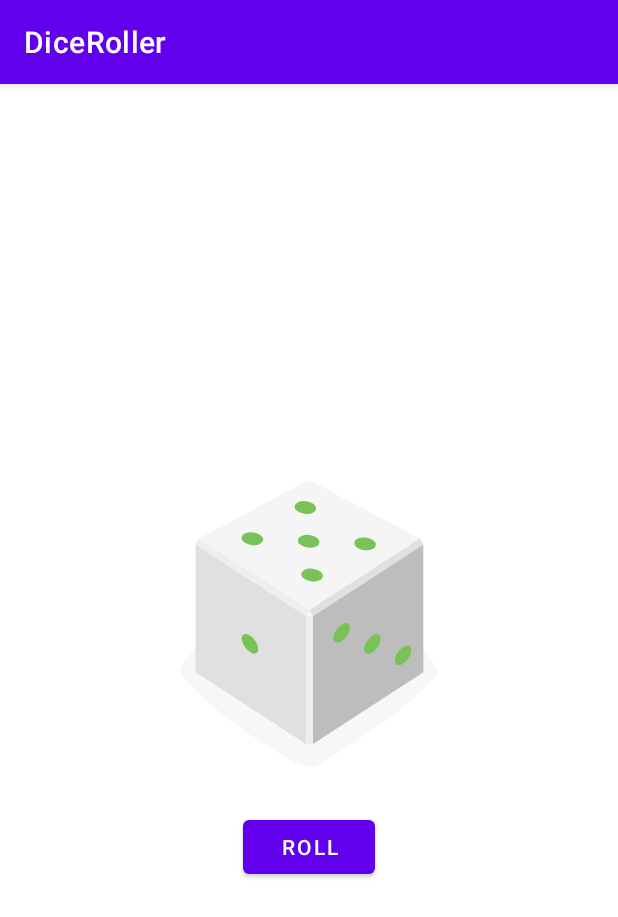
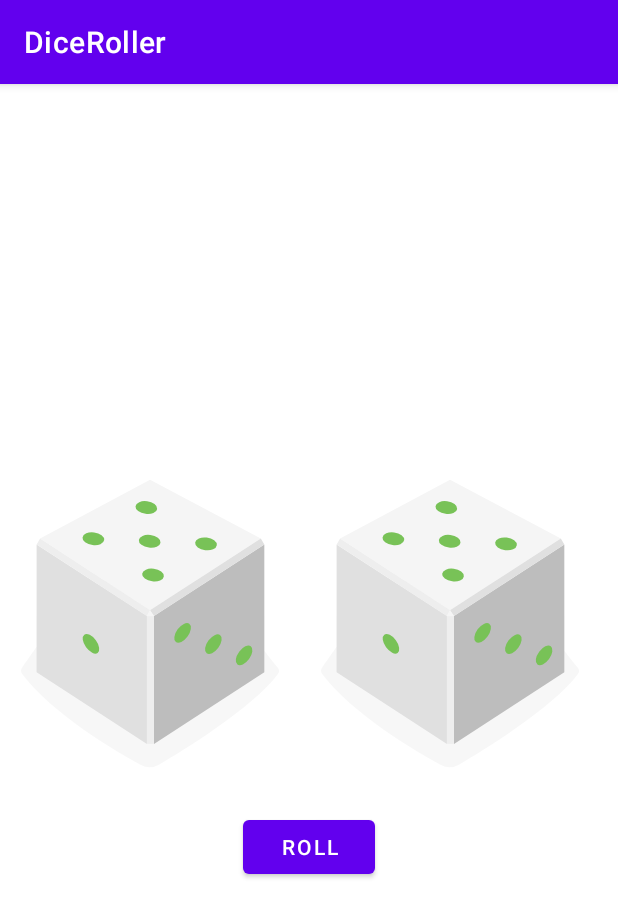
Before and after one commit to DarlynCR/DiceRoller, an Android app: the screen it shows after launch (MainActivity), after a tap on "ROLL", on a phone screen of 412 x 824 dp. Shown: the top 917 px of the screen. Run offline under Robolectric (Android 15) with nearby library versions, the phone set to English and light mode, and no system bars.

Commit message:
Desarrollo del desafio

```diff
--- a/app/src/main/java/com/example/diceroller/MainActivity.kt
+++ b/app/src/main/java/com/example/diceroller/MainActivity.kt
@@ -10,6 +10,7 @@ import android.widget.Toast
 class MainActivity : AppCompatActivity() {
 
     private lateinit var diceImageView: ImageView
+    private lateinit var diceImageView2: ImageView
 
 
     override fun onCreate(savedInstanceState: Bundle?) {
@@ -21,12 +22,21 @@ class MainActivity : AppCompatActivity() {
         rollButton.setOnClickListener{ rollDice() }
 
         diceImageView = findViewById(R.id.iv_dice_image)
+        diceImageView2 = findViewById(R.id.iv_dice_image2)
 
     }
 
     private fun rollDice() {
         //Toast.makeText(this, "Button clicked",Toast.LENGTH_SHORT).show()
-        val  randomInt = (1..6).random()
+        diceImageView.setImageResource(getRandomDiceImage())
+
+        diceImageView2.setImageResource(getRandomDiceImage())
+
+    }
+
+    private fun getRandomDiceImage() : Int {
+
+        val randomInt : Int = (1..6).random()
 
         val drawableResource = when(randomInt){
             1 -> R.drawable.dice_1
@@ -38,12 +48,9 @@ class MainActivity : AppCompatActivity() {
             else -> R.drawable.dice_6
         }
 
-        diceImageView.setImageResource(drawableResource)
+        return drawableResource
+
     }
 
 
-    private fun reset(){
-        //resulttext.text = 0.toString()
-    }
-
 }
--- a/app/src/main/res/layout/activity_main.xml
+++ b/app/src/main/res/layout/activity_main.xml
@@ -9,6 +9,10 @@
     android:layout_gravity="center_vertical"
     tools:context=".MainActivity" >
 
+    <LinearLayout
+        android:layout_width="wrap_content"
+        android:layout_height="wrap_content">
+
     <ImageView
         android:id="@+id/iv_dice_image"
         android:layout_width="wrap_content"
@@ -16,6 +20,16 @@
         android:layout_gravity="center_horizontal"
         app:srcCompat="@drawable/empty_dice"
         tools:src="@drawable/dice_1"/>
+
+    <ImageView
+        android:id="@+id/iv_dice_image2"
+        android:layout_width="wrap_content"
+        android:layout_height="wrap_content"
+        android:layout_gravity="center_horizontal"
+        app:srcCompat="@drawable/empty_dice"
+        tools:src="@drawable/dice_1"/>
+
+    </LinearLayout>
 
     <Button
         android:id="@+id/btn_roll"
```
